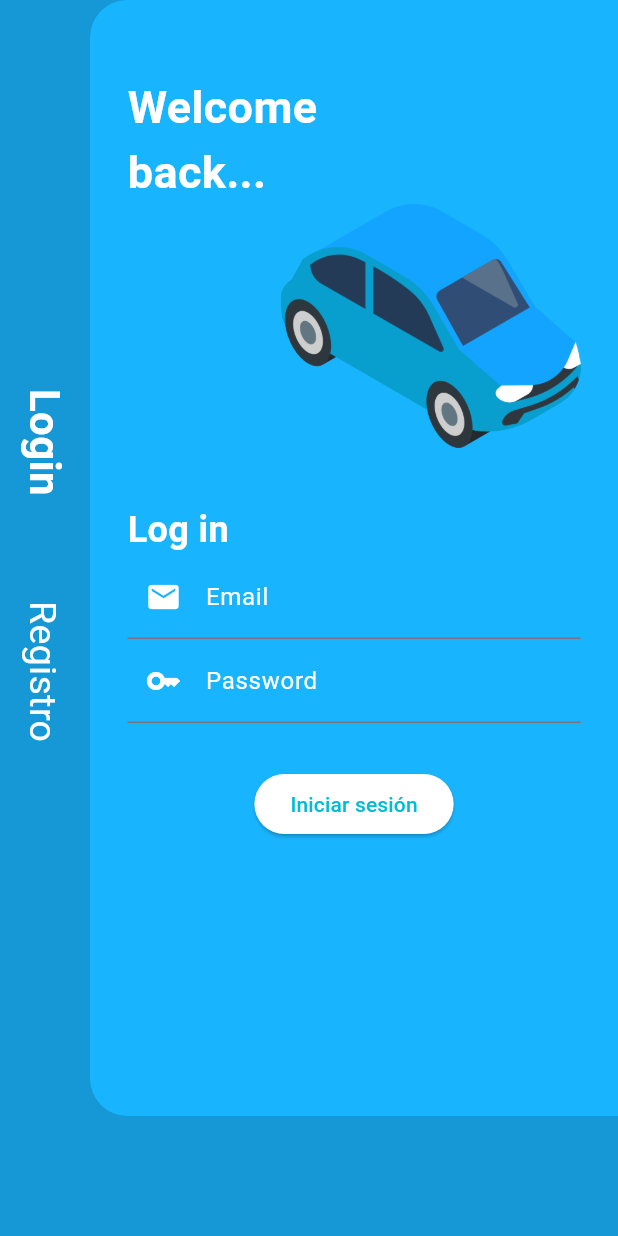
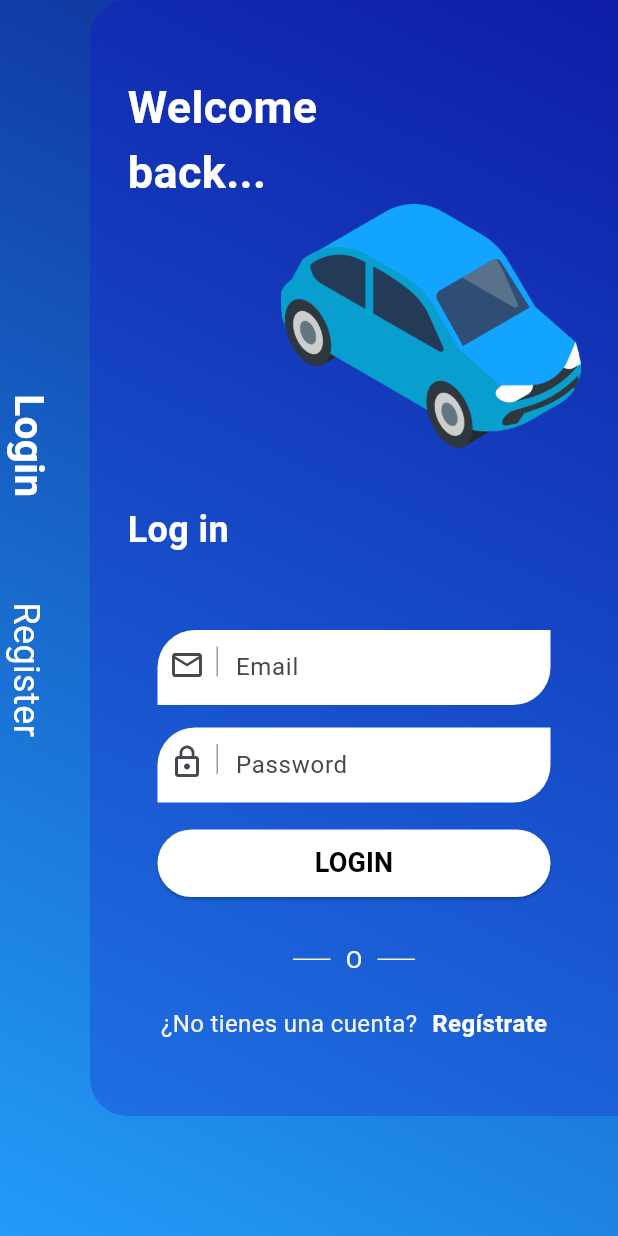
Before and after one commit to jordantalahua123/InDriveClone, a Flutter app: the screen it shows after launch, on a phone screen of 412 x 824 dp. Run offline on Flutter 3.47's test engine with Material 3 defaults, Android fonts, the phone set to English and light mode, and no system bars.

Commit message:
Widgets for login

```diff
--- a/lib/src/presentation/pages/auth/login/LoginContent.dart
+++ b/lib/src/presentation/pages/auth/login/LoginContent.dart
@@ -1,4 +1,6 @@
 import 'package:flutter/material.dart';
+import 'package:indrive_clone/src/presentation/widgets/DefaultButton.dart';
+import 'package:indrive_clone/src/presentation/widgets/DefaultTexField.dart';
 
 class LoginContent extends StatelessWidget {
   const LoginContent({super.key});
@@ -10,31 +12,23 @@ class LoginContent extends StatelessWidget {
         Container(
           height: MediaQuery.of(context).size.height,
           width: MediaQuery.of(context).size.width,
-          color: const Color.fromARGB(255, 21, 152, 213),
-          padding: EdgeInsets.only(left: 10),
+          decoration: BoxDecoration(
+            gradient: LinearGradient(
+              begin: Alignment.topRight,
+              end: Alignment.bottomLeft,
+              colors: [
+                Color.fromARGB(255, 12, 38, 145),
+                Color.fromARGB(255, 34, 156, 249),
+              ],
+            ),
+          ),
           child: Column(
             crossAxisAlignment: CrossAxisAlignment.start, //HORIZONTAL
             mainAxisAlignment: MainAxisAlignment.center, //VERTICAL
             children: [
-              RotatedBox(
-                quarterTurns: 1,
-                child: Text(
-                  'Login',
-                  style: TextStyle(
-                    fontSize: 28,
-                    color: Colors.white,
-                    fontWeight: FontWeight.bold,
-                  ),
-                ),
-              ),
+              _textLoginRotated(),
               SizedBox(height: 70),
-              RotatedBox(
-                quarterTurns: 1,
-                child: Text(
-                  'Registro',
-                  style: TextStyle(fontSize: 25, color: Colors.white),
-                ),
-              ),
+              _textRegisterRotated(),
               SizedBox(height: 70),
             ],
           ),
@@ -42,7 +36,14 @@ class LoginContent extends StatelessWidget {
         Container(
           margin: EdgeInsets.only(left: 60, bottom: 80),
           decoration: BoxDecoration(
-            color: Color.fromARGB(255, 24, 181, 254),
+            gradient: LinearGradient(
+              begin: Alignment.topRight,
+              end: Alignment.bottomLeft,
+              colors: [
+                Color.fromARGB(255, 14, 29, 166),
+                Color.fromARGB(255, 30, 112, 227),
+              ],
+            ),
             borderRadius: BorderRadius.only(
               topLeft: Radius.circular(25),
               bottomLeft: Radius.circular(25),
@@ -55,67 +56,26 @@ class LoginContent extends StatelessWidget {
               crossAxisAlignment: CrossAxisAlignment.start,
               children: [
                 SizedBox(height: 50),
-                Text(
-                  'Welcome',
-                  style: TextStyle(
-                    fontSize: 30,
-                    color: Colors.white,
-                    fontWeight: FontWeight.bold,
-                  ),
+                _textWelcome('Welcome'),
+                _textWelcome('back...'),
+                _imageCar(),
+                _textLogin(),
+                DefaultTextField(text: 'Email', icon: Icons.email_outlined),
+                DefaultTextField(
+                  text: 'Password',
+                  icon: Icons.lock_outline,
+                  margin: EdgeInsets.only(top: 15, left: 20, right: 20),
                 ),
-                Text(
-                  'back...',
-                  style: TextStyle(
-                    fontSize: 30,
-                    color: Colors.white,
-                    fontWeight: FontWeight.bold,
-                  ),
+                Spacer(),
+                DefaultButton(
+                  text: 'LOGIN',
+                  color: Colors.white,
+                  textColor: Colors.black,
                 ),
-                Container(
-                  alignment: Alignment.centerRight,
-                  child: Image.asset(
-                    'assets/img/car.png',
-                    width: 200,
-                    height: 200,
-                  ),
-                ),
-                Text(
-                  'Log in',
-                  style: TextStyle(
-                    fontSize: 24,
-                    color: Colors.white,
-                    fontWeight: FontWeight.bold,
-                  ),
-                ),
-                TextFormField(
-                  decoration: InputDecoration(
-                    label: Text('Email', style: TextStyle(color: Colors.white)),
-                    prefixIcon: Icon(Icons.email, color: Colors.white),
-                  ),
-                ),
-                TextFormField(
-                  decoration: InputDecoration(
-                    label: Text(
-                      'Password',
-                      style: TextStyle(color: Colors.white),
-                    ),
-                    prefixIcon: Icon(Icons.key, color: Colors.white),
-                  ),
-                ),
-                Container(
-                  margin: EdgeInsets.only(top: 30),
-                  alignment: Alignment.center,
-                  child: ElevatedButton(
-                    onPressed: () {},
-                    style: ElevatedButton.styleFrom(
-                      backgroundColor: Colors.white,
-                    ),
-                    child: Text(
-                      'Iniciar sesión',
-                      style: TextStyle(color: Colors.cyan),
-                    ),
-                  ),
-                ),
+                _separatorOr(),
+                SizedBox(height: 20),
+                _textDontHaveAccount(),
+                SizedBox(height: 50),
               ],
             ),
           ),
@@ -123,4 +83,99 @@ class LoginContent extends StatelessWidget {
       ],
     );
   }
+
+  Widget _textDontHaveAccount() {
+    return Row(
+      mainAxisAlignment: MainAxisAlignment.center,
+      children: [
+        Text(
+          '¿No tienes una cuenta?',
+          style: TextStyle(color: Colors.grey[100], fontSize: 16),
+        ),
+        SizedBox(width: 10),
+        Text(
+          'Regístrate',
+          style: TextStyle(
+            color: Colors.white,
+            fontWeight: FontWeight.bold,
+            fontSize: 16,
+          ),
+        ),
+      ],
+    );
+  }
+
+  Widget _textLogin() {
+    return Text(
+      'Log in',
+      style: TextStyle(
+        fontSize: 24,
+        color: Colors.white,
+        fontWeight: FontWeight.bold,
+      ),
+    );
+  }
+
+  Widget _separatorOr() {
+    return Row(
+      mainAxisAlignment: MainAxisAlignment.center,
+      children: [
+        Container(
+          height: 1,
+          width: 25,
+          color: Colors.grey[100],
+          margin: EdgeInsets.only(right: 10),
+        ),
+        Text('O', style: TextStyle(color: Colors.white, fontSize: 16)),
+        Container(
+          height: 1,
+          width: 25,
+          color: Colors.grey[100],
+          margin: EdgeInsets.only(left: 10),
+        ),
+      ],
+    );
+  }
+
+  Widget _imageCar() {
+    return Container(
+      alignment: Alignment.centerRight,
+      child: Image.asset('assets/img/car.png', width: 200, height: 200),
+    );
+  }
+
+  Widget _textWelcome(String text) {
+    return Text(
+      text,
+      style: TextStyle(
+        fontSize: 30,
+        color: Colors.white,
+        fontWeight: FontWeight.bold,
+      ),
+    );
+  }
+
+  Widget _textRegisterRotated() {
+    return RotatedBox(
+      quarterTurns: 1,
+      child: Text(
+        'Register',
+        style: TextStyle(color: Colors.white, fontSize: 24),
+      ),
+    );
+  }
+
+  Widget _textLoginRotated() {
+    return RotatedBox(
+      quarterTurns: 1,
+      child: Text(
+        'Login',
+        style: TextStyle(
+          color: Colors.white,
+          fontSize: 27,
+          fontWeight: FontWeight.bold,
+        ),
+      ),
+    );
+  }
 }
--- /dev/null
+++ b/lib/src/presentation/widgets/DefaultButton.dart
@@ -0,0 +1,37 @@
+import 'package:flutter/material.dart';
+
+class DefaultButton extends StatelessWidget {
+  String text;
+  Color color;
+  Color textColor;
+
+  DefaultButton({
+    required this.text,
+    this.color = Colors.white,
+    this.textColor = Colors.black,
+  });
+
+  @override
+  Widget build(BuildContext context) {
+    return Container(
+      height: 45,
+      width: MediaQuery.of(context).size.width,
+      margin: EdgeInsets.only(bottom: 30, left: 20, right: 20),
+      //alignment: Alignment.center,
+      child: ElevatedButton(
+        onPressed: () {},
+        style: ElevatedButton.styleFrom(
+          backgroundColor: color,
+        ),
+        child: Text(
+          text,
+          style: TextStyle(
+            fontSize: 18,
+            color: textColor,
+            fontWeight: FontWeight.bold,
+          ),
+        ),
+      ),
+    );
+  }
+}
--- /dev/null
+++ b/lib/src/presentation/widgets/DefaultTexField.dart
@@ -0,0 +1,44 @@
+import 'package:flutter/material.dart';
+
+class DefaultTextField extends StatelessWidget {
+  String text;
+  IconData icon;
+  EdgeInsets margin;
+
+  DefaultTextField({
+    required this.text,
+    required this.icon,
+    this.margin = const EdgeInsets.only(top: 50, left: 20, right: 20),
+  });
+
+  @override
+  Widget build(BuildContext context) {
+    return Container(
+      height: 50,
+      margin: margin,
+      decoration: BoxDecoration(
+        color: Colors.white,
+        borderRadius: BorderRadius.only(
+          topLeft: Radius.circular(25),
+          bottomRight: Radius.circular(25),
+        ),
+      ),
+      child: TextFormField(
+        decoration: InputDecoration(
+          label: Text(text),
+          border: InputBorder.none,
+          prefixIcon: Container(
+            margin: EdgeInsets.only(top: 10),
+            child: Wrap(
+              alignment: WrapAlignment.spaceEvenly,
+              children: [
+                Icon(icon),
+                Container(height: 20, width: 1, color: Colors.grey),
+              ],
+            ),
+          ),
+        ),
+      ),
+    );
+  }
+}
```
